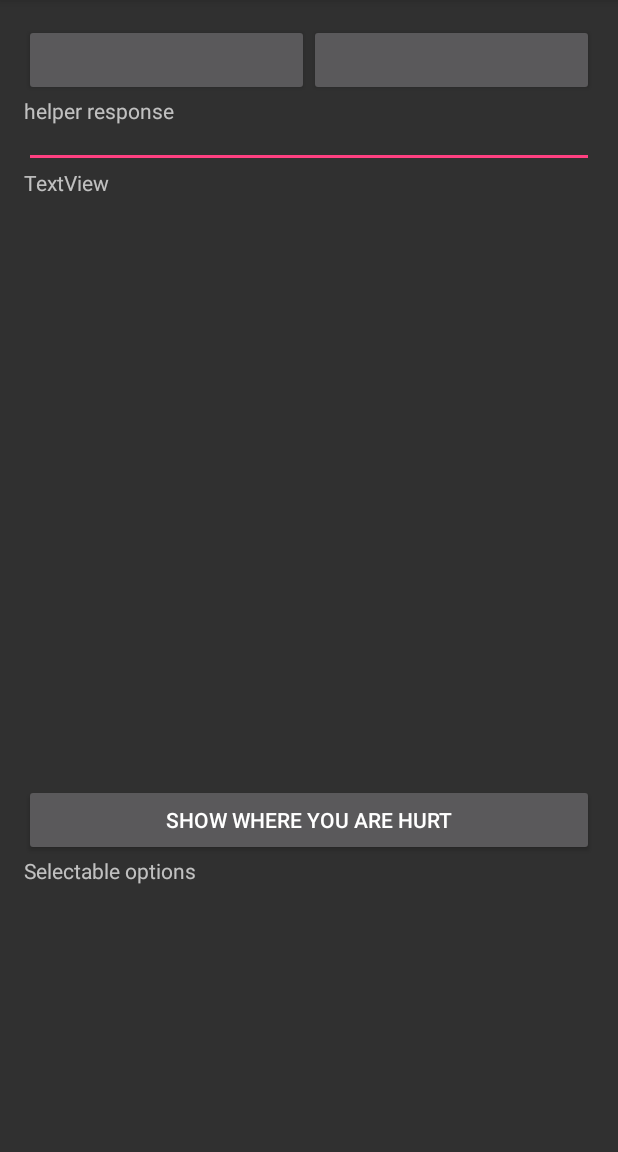
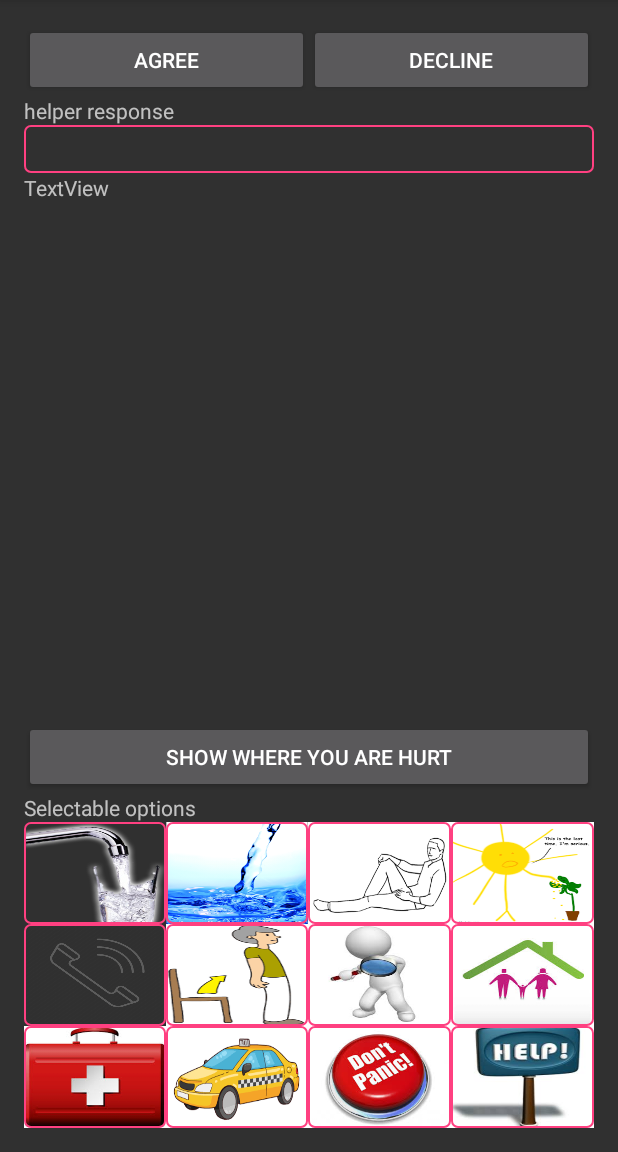
Before and after one commit to DonBlaine/EmerText, an Android app: the TextSpeech screen opened directly, with no data from a screen before it, on a phone screen of 412 x 824 dp, the part 84-1236 px from its top. Run offline under Robolectric (Android 15) with nearby library versions, the phone set to English and light mode, and no system bars.

Commit message:
Updating files and XML layouts for draw notify activity and text speech activity

```diff
--- a/app/src/main/java/com/example/don/emertext/TextSpeech.java
+++ b/app/src/main/java/com/example/don/emertext/TextSpeech.java
@@ -1,48 +1,203 @@
 package com.example.don.emertext;
 
+import android.content.Intent;
 import android.speech.tts.TextToSpeech;
 import android.support.v7.app.AppCompatActivity;
 import android.os.Bundle;
+import android.view.KeyEvent;
+import android.view.View;
+import android.view.inputmethod.EditorInfo;
 import android.widget.Button;
+import android.widget.EditText;
+import android.widget.TextView;
+import android.widget.Toast;
+
+import java.util.Locale;
 
 public class TextSpeech extends AppCompatActivity {
+
     TextToSpeech ts;
-    Button b11,b12,b13,b14,b21,b22,b23,b24,b31,b32,b33,b44;
+    String toSpeak;
+    TextView helperText;
+    TextView speakText;
 
 
     @Override
     protected void onCreate(Bundle savedInstanceState) {
         super.onCreate(savedInstanceState);
         setContentView(R.layout.activity_text_speech);
-//        b1=(Button)findViewById(R.id.b2);
-//
-//        ts=new TextToSpeech(getApplicationContext(), new TextToSpeech.OnInitListener() {
-//            @Override
-//            public void onInit(int status) {
-//                if(status != TextToSpeech.ERROR) {
-//                    ts.setLanguage(Locale.UK);
-//                }
-//            }
-//        });
-//
-//        b1.setOnClickListener(new View.OnClickListener() {
-//            @Override
-//            public void onClick(View v) {
-//                String toSpeak = "okay";
-//                Toast.makeText(getApplicationContext(), toSpeak,Toast.LENGTH_SHORT).show();
-//                ts.speak(toSpeak, TextToSpeech.QUEUE_FLUSH, null);
-//            }
-//        });
-//    }
-//
-//
-//
-//    public void onPause(){
-//        if(ts !=null){
-//            ts.stop();
-//            ts.shutdown();
-//        }
-//        super.onPause();
-//    }
+        helperText = (TextView) findViewById(R.id.helperTextMessage);
+        speakText = (TextView) findViewById(R.id.saidMessage);
+
     }
+
+    protected void onStart(){
+        super.onStart();
+        ts=new TextToSpeech(getApplicationContext(), new TextToSpeech.OnInitListener() {
+            @Override
+            public void onInit(int status) {
+                if(status != TextToSpeech.ERROR) {
+                    ts.setLanguage(Locale.UK);
+                }
+            }
+        });
+        defineButtons();
+
+        ((EditText)findViewById(R.id.editText)).setOnEditorActionListener(new TextView.OnEditorActionListener() {
+
+            public boolean onEditorAction(TextView v, int actionId, KeyEvent event) {
+
+                if  ((actionId == EditorInfo.IME_ACTION_DONE)) {
+
+                    helperText.setText(((EditText) findViewById(R.id.editText)).getText());
+                }
+
+                return false;
+            }
+        });
+    }
+
+    protected void onRestart(){
+        super.onRestart();
+    }
+
+    protected void onResume(){
+        super.onResume();
+    }
+    protected void onPause(){
+        if(ts !=null){
+            ts.stop();
+            ts.shutdown();
+        }
+        super.onPause();
+    }
+    protected void onStop(){
+        super.onStop();
+    }
+
+    protected void onDestroy() {
+        super.onDestroy();
+    }
+
+
+    public  void defineButtons(){
+
+        findViewById(R.id.button11).setOnClickListener(buttonClickListener);
+        findViewById(R.id.button12).setOnClickListener(buttonClickListener);
+        findViewById(R.id.button13).setOnClickListener(buttonClickListener);
+        findViewById(R.id.button14).setOnClickListener(buttonClickListener);
+
+        findViewById(R.id.button21).setOnClickListener(buttonClickListener);
+        findViewById(R.id.button22).setOnClickListener(buttonClickListener);
+        findViewById(R.id.button23).setOnClickListener(buttonClickListener);
+        findViewById(R.id.button24).setOnClickListener(buttonClickListener);
+
+        findViewById(R.id.button31).setOnClickListener(buttonClickListener);
+        findViewById(R.id.button32).setOnClickListener(buttonClickListener);
+        findViewById(R.id.button33).setOnClickListener(buttonClickListener);
+        findViewById(R.id.button34).setOnClickListener(buttonClickListener);
+
+        findViewById(R.id.agree).setOnClickListener(buttonClickListener);
+        findViewById(R.id.decline).setOnClickListener(buttonClickListener);
+
+        findViewById(R.id.drawButton).setOnClickListener(buttonClickListener);
+
+
+    }
+
+    private View.OnClickListener buttonClickListener = new View.OnClickListener(){
+        @Override
+        public void onClick(View view) {
+
+            switch (view.getId()){
+                case R.id.button11:
+                    toSpeak = "Can you get me some water to drink please";
+                    Toast.makeText(getApplicationContext(), toSpeak,Toast.LENGTH_SHORT).show();
+                    speakNow();
+                    break;
+                case R.id.button12:
+                    toSpeak = "Can you sprinkle some water on my face please";
+                    Toast.makeText(getApplicationContext(), toSpeak,Toast.LENGTH_SHORT).show();
+                    speakNow();
+                    break;
+                case R.id.button13:
+                    toSpeak = "Can you help me to a corner with back support please";
+                    Toast.makeText(getApplicationContext(), toSpeak,Toast.LENGTH_SHORT).show();
+                    speakNow();
+                    break;
+                case R.id.button14:
+                    toSpeak = "Can you help me to some place warm please";
+                    Toast.makeText(getApplicationContext(), toSpeak,Toast.LENGTH_SHORT).show();
+                    speakNow();
+                    break;
+                case R.id.button21:
+                    toSpeak = "Can you help me call one of my friends";
+                    Toast.makeText(getApplicationContext(), toSpeak,Toast.LENGTH_SHORT).show();
+                    speakNow();
+                    break;
+                case R.id.button22:
+                    toSpeak = "could you please help me stand up";
+                    Toast.makeText(getApplicationContext(), toSpeak,Toast.LENGTH_SHORT).show();
+                    speakNow();
+                    break;
+                case R.id.button23:
+                    toSpeak = "Could you please help me find my stuff";
+                    Toast.makeText(getApplicationContext(), toSpeak,Toast.LENGTH_SHORT).show();
+                    speakNow();
+                    break;
+                case R.id.button24:
+                    toSpeak = "Can you help me inform my parents";
+                    Toast.makeText(getApplicationContext(), toSpeak,Toast.LENGTH_SHORT).show();
+                    speakNow();
+                    break;
+                case R.id.button31:
+                    toSpeak = "My medicine is in my bag, can you please help me take it";
+                    Toast.makeText(getApplicationContext(), toSpeak,Toast.LENGTH_SHORT).show();
+                    speakNow();
+                    break;
+                case R.id.button32:
+                    toSpeak = "I am hurt, could you help me with a cab";
+                    Toast.makeText(getApplicationContext(), toSpeak,Toast.LENGTH_SHORT).show();
+                    speakNow();
+                    break;
+                case R.id.button33:
+                    toSpeak = "I am having a panic attack. Could you please talk to me for a while";
+                    Toast.makeText(getApplicationContext(), toSpeak,Toast.LENGTH_SHORT).show();
+                    speakNow();
+                    break;
+                case R.id.button34:
+                    toSpeak = "Help Help Help Help";
+                    Toast.makeText(getApplicationContext(), toSpeak,Toast.LENGTH_SHORT).show();
+                    speakNow();
+                    break;
+                case R.id.agree:
+                    toSpeak = "Yes, Thank you very much";
+                    Toast.makeText(getApplicationContext(), toSpeak,Toast.LENGTH_SHORT).show();
+                    speakNow();
+                    break;
+                case R.id.decline:
+                    toSpeak = "No Just that please, Thank you";
+                    Toast.makeText(getApplicationContext(), toSpeak,Toast.LENGTH_SHORT).show();
+                    speakNow();
+                    break;
+                case R.id.drawButton:
+                    Intent i = new Intent(TextSpeech.this, DrawNotifyScreen.class);
+                    startActivity(i);
+                    break;
+
+            }
+        }
+    };
+
+
+
+    public void speakNow() {
+
+        Toast.makeText(getApplicationContext(), toSpeak,Toast.LENGTH_SHORT).show();
+        ts.speak(toSpeak,TextToSpeech.QUEUE_FLUSH,null);
+    }
+
+
+
+
 }
--- a/app/src/main/res/layout/activity_text_speech.xml
+++ b/app/src/main/res/layout/activity_text_speech.xml
@@ -22,6 +22,7 @@
             android:layout_height="wrap_content"
             android:layout_weight=".5"
             android:id="@+id/agree"
+            android:text="Agree"
             />
 
         <Button
@@ -29,6 +30,7 @@
             android:layout_height="wrap_content"
             android:layout_weight=".5"
             android:id="@+id/decline"
+            android:text="Decline"
             />
     </LinearLayout>
 
@@ -40,7 +42,8 @@
         android:layout_below="@id/topBar">
         <TextView
             android:layout_width="match_parent"
-            android:layout_height="wrap_content" />
+            android:layout_height="wrap_content"
+            android:id="@+id/saidMessage"/>
 
     </RelativeLayout>
 
@@ -50,7 +53,6 @@
         android:layout_width="match_parent"
         android:layout_height="wrap_content"
         android:orientation="vertical"
-        android:weightSum="3"
         android:layout_alignParentBottom="true"
         android:dividerPadding="4dp"
         >
@@ -60,35 +62,45 @@
             android:layout_height="wrap_content"
             android:orientation="horizontal"
             android:id="@+id/buttonRow1"
-            android:weightSum="1">
+            android:weightSum="4"
+            >
 
-            <Button
+
+            <ImageButton
                 android:layout_width="0dp"
-                android:layout_height="wrap_content"
-                android:layout_weight=".25"
+                android:layout_height="68dp"
+                android:layout_weight="1"
                 android:id="@+id/button11"
                 style="?android:buttonBarButtonStyle"
+                android:background="@drawable/watertap"
+                android:src="@drawable/round_view"
                 />
-            <Button
+
+            <ImageButton
                 android:layout_width="0dp"
-                android:layout_height="wrap_content"
-                android:layout_weight=".25"
+                android:layout_height="match_parent"
+                android:layout_weight="1"
                 android:id="@+id/button12"
                 style="?android:buttonBarButtonStyle"
+                android:background="@drawable/sprinklewater"
+                android:src="@drawable/round_view"
                 />
-            <Button
+            <ImageButton
                 android:layout_width="0dp"
-                android:layout_height="wrap_content"
-                android:layout_weight=".25"
+                android:layout_height="match_parent"
+                android:layout_weight="1"
                 android:id="@+id/button13"
                 style="?android:buttonBarButtonStyle"
-                />
-            <Button
+                android:background="@drawable/backsupport"
+                android:src="@drawable/round_view" />
+            <ImageButton
                 android:layout_width="0dp"
-                android:layout_height="wrap_content"
-                android:layout_weight=".25"
+                android:layout_height="match_parent"
+                android:layout_weight="1"
                 android:id="@+id/button14"
                 style="?android:buttonBarButtonStyle"
+                android:background="@drawable/warm"
+                android:src="@drawable/round_view"
                 />
 
         </LinearLayout>
@@ -97,35 +109,45 @@
             android:layout_height="wrap_content"
             android:orientation="horizontal"
             android:id="@+id/buttonRow2"
-            android:weightSum="1"
+            android:weightSum="4"
             >
-            <Button
+            <ImageButton
                 android:layout_width="0dp"
-                android:layout_height="wrap_content"
-                android:layout_weight=".25"
+                android:layout_height="68dp"
+                android:layout_weight="1"
                 android:id="@+id/button21"
                 style="?android:buttonBarButtonStyle"
+                android:src="@drawable/round_view"
+                android:background="@drawable/call"
                 />
-            <Button
+            <ImageButton
                 android:layout_width="0dp"
-                android:layout_height="wrap_content"
-                android:layout_weight=".25"
+                android:layout_height="match_parent"
+                android:layout_weight="1"
                 android:id="@+id/button22"
                 style="?android:buttonBarButtonStyle"
+                android:src="@drawable/round_view"
+                android:background="@drawable/standup"
+                android:contentDescription="Standup"
                 />
-            <Button
+            <ImageButton
                 android:layout_width="0dp"
-                android:layout_height="wrap_content"
-                android:layout_weight=".25"
+                android:layout_height="match_parent"
+                android:layout_weight="1"
                 android:id="@+id/button23"
                 style="?android:buttonBarButtonStyle"
+                android:src="@drawable/round_view"
+                android:background="@drawable/find"
                 />
-            <Button
+            <ImageButton
                 android:layout_width="0dp"
-                android:layout_height="wrap_content"
-                android:layout_weight=".25"
+                android:layout_height="match_parent"
+                android:layout_weight="1"
                 android:id="@+id/button24"
                 style="?android:buttonBarButtonStyle"
+                android:src="@drawable/round_view"
+                android:background="@drawable/family"
+
                 />
         </LinearLayout>
         <LinearLayout
@@ -133,35 +155,43 @@
             android:layout_height="wrap_content"
             android:orientation="horizontal"
             android:id="@+id/buttonRow3"
-            android:weightSum="1"
+            android:weightSum="4"
             >
-            <Button
+            <ImageButton
                 android:layout_width="0dp"
-                android:layout_height="wrap_content"
-                android:layout_weight=".25"
+                android:layout_height="68dp"
+                android:layout_weight="1"
                 android:id="@+id/button31"
                 style="?android:buttonBarButtonStyle"
+                android:src="@drawable/round_view"
+                android:background="@drawable/medbag"
                 />
-            <Button
+            <ImageButton
                 android:layout_width="0dp"
-                android:layout_height="wrap_content"
-                android:layout_weight=".25"
+                android:layout_height="match_parent"
+                android:layout_weight="1"
                 android:id="@+id/button32"
                 style="?android:buttonBarButtonStyle"
+                android:src="@drawable/round_view"
+                android:background="@drawable/callcab"
                 />
-            <Button
+            <ImageButton
                 android:layout_width="0dp"
-                android:layout_height="wrap_content"
-                android:layout_weight=".25"
+                android:layout_height="match_parent"
+                android:layout_weight="1"
                 android:id="@+id/button33"
                 style="?android:buttonBarButtonStyle"
+                android:src="@drawable/round_view"
+                android:background="@drawable/panic"
                 />
-            <Button
+            <ImageButton
                 android:layout_width="0dp"
-                android:layout_height="wrap_content"
-                android:layout_weight=".25"
+                android:layout_height="match_parent"
+                android:layout_weight="1"
                 android:id="@+id/button34"
                 style="?android:buttonBarButtonStyle"
+                android:src="@drawable/round_view"
+                android:background="@drawable/help"
                 />
         </LinearLayout>
 
@@ -182,20 +212,22 @@
         android:text="Show where you are hurt"
         android:layout_above="@id/buttonDisplayText" />
 
+
     <EditText
-        android:layout_width="wrap_content"
+        android:layout_width="match_parent"
         android:layout_height="wrap_content"
-        android:inputType="textMultiLine"
-        android:ems="10"
+        android:inputType="text"
         android:id="@+id/editText"
-        android:layout_alignParentStart="true"
-        android:layout_alignParentEnd="true"
         android:layout_below="@+id/displayScreen"
-        android:paddingBottom="2dp"
-        android:paddingLeft="2dp"
+        android:paddingBottom="5dp"
+        android:paddingLeft="5dp"
         android:paddingRight="2dp"
         android:paddingTop="2dp"
-        android:imeOptions="actionDone" />
+        android:imeOptions="actionDone"
+        android:background="@drawable/round_view"
+        android:singleLine="true"
+        />
+
     <TextView
         android:layout_width="wrap_content"
         android:layout_height="wrap_content"
@@ -208,7 +240,7 @@
         android:text="TextView"
         android:layout_width="wrap_content"
         android:layout_height="wrap_content"
-        android:id="@+id/textView"
+        android:id="@+id/helperTextMessage"
         android:layout_alignParentEnd="true"
         android:layout_alignParentStart="true"
         android:layout_above="@+id/drawButton"
```
Also changed, not shown: app/src/main/java/com/example/don/emertext/DrawNotifyScreen.java (+13 -8 lines), app/src/main/res/layout/activity_draw_notify_screen.xml (+30 -3 lines), app/src/main/res/drawable/backsupport.png (added), app/src/main/res/drawable/call.png (added), app/src/main/res/drawable/callcab.png (added), app/src/main/res/drawable/family.jpg (added), app/src/main/res/drawable/find.jpg (added), app/src/main/res/drawable/help.jpg (added), app/src/main/res/drawable/medbag.jpg (added), app/src/main/res/drawable/panic.jpg (added), app/src/main/res/drawable/sprinklewater.png (added), app/src/main/res/drawable/standup.png (added), app/src/main/res/drawable/warm.png (added), app/src/main/res/drawable/watertap.png (added).
